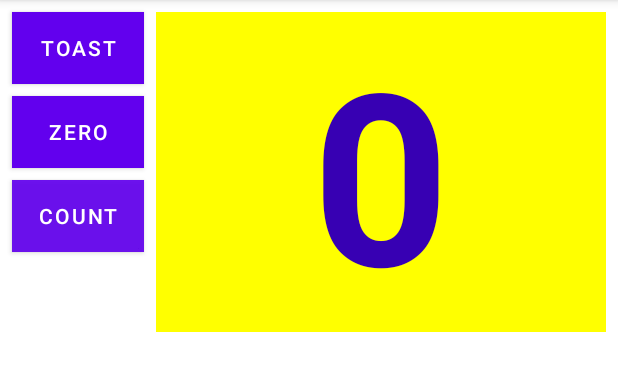
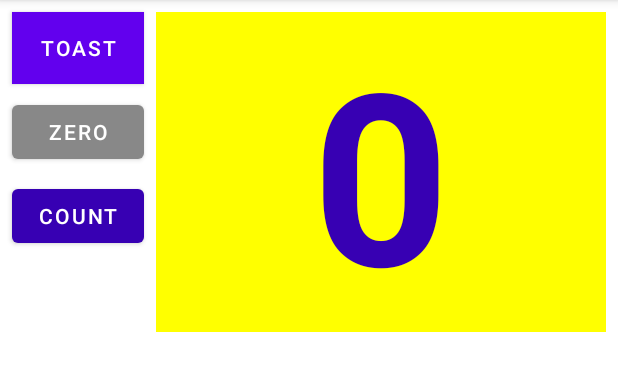
Before and after one commit to Aavash-KC/The-layout-editor, an Android app: the screen it shows after launch (MainActivity), on a phone screen of 412 x 824 dp, the part 84-475 px from its top. Run offline under Robolectric (Android 15) with nearby library versions, the phone set to English and light mode, and no system bars.

Commit message:
homework completed

```diff
--- a/app/src/main/java/com/example/hellotoast/MainActivity.java
+++ b/app/src/main/java/com/example/hellotoast/MainActivity.java
@@ -1,9 +1,12 @@
 package com.example.hellotoast;
 
 import androidx.appcompat.app.AppCompatActivity;
+import androidx.core.content.ContextCompat;
 
+import android.graphics.Color;
 import android.os.Bundle;
 import android.view.View;
+import android.widget.Button;
 import android.widget.TextView;
 import android.widget.Toast;
 
@@ -11,12 +14,19 @@ public class MainActivity extends AppCompatActivity {
 
     private int mCount = 0;
     private TextView mShowCount;
+    private Button buttonZero;
+    private Button buttonCount;
 
     @Override
     protected void onCreate(Bundle savedInstanceState) {
         super.onCreate(savedInstanceState);
         setContentView(R.layout.activity_main);
         mShowCount = (TextView) findViewById(R.id.show_count);
+        buttonZero =(Button) findViewById(R.id.button_zero);
+        buttonCount = (Button) findViewById(R.id.button_count);
+        buttonZero.setBackgroundColor(Color.GRAY);
+        buttonCount.setBackgroundColor(ContextCompat.getColor(this,R.color.purple_700));
+
     }
 
     public void showToast(View view) {
@@ -30,6 +40,15 @@ public class MainActivity extends AppCompatActivity {
         mCount++;
         if (this.mShowCount != null)
             this.mShowCount.setText(Integer.toString(mCount));
+        buttonZero.setBackgroundColor(ContextCompat.getColor(this,R.color.pink));
+        buttonCount.setBackgroundColor(ContextCompat.getColor(this,R.color.green));
 
     }
+
+    public void countZero(View view) {
+        mCount = 0;
+        this.mShowCount.setText(Integer.toString(mCount));
+        buttonZero.setBackgroundColor(Color.GRAY);
+        buttonCount.setBackgroundColor(ContextCompat.getColor(this,R.color.purple_700));
+    }
 }
--- a/app/src/main/res/layout-land/activity_main.xml
+++ b/app/src/main/res/layout-land/activity_main.xml
@@ -8,52 +8,56 @@
 
     <Button
         android:id="@+id/button_toast"
-        android:layout_width="match_parent"
+        android:layout_width="wrap_content"
+        android:layout_height="wrap_content"
+        android:layout_marginStart="8dp"
+        android:layout_marginTop="8dp"
+        android:background="@color/purple_500"
+        android:onClick="showToast"
+        android:text="@string/button_label_toast"
+        android:textColor="@android:color/white"
+        app:layout_constraintStart_toStartOf="parent"
+        app:layout_constraintTop_toTopOf="parent" />
+
+    <Button
+        android:id="@+id/button_count"
+        android:layout_width="wrap_content"
+        android:layout_height="wrap_content"
+        android:layout_marginStart="8dp"
+        android:layout_marginTop="8dp"
+        android:onClick="countUp"
+        android:text="@string/button_label_count"
+        android:textColor="@android:color/white"
+        app:layout_constraintStart_toStartOf="parent"
+        app:layout_constraintTop_toBottomOf="@+id/button_zero" />
+
+    <TextView
+        android:id="@+id/show_count"
+        android:layout_width="0dp"
         android:layout_height="wrap_content"
         android:layout_marginStart="8dp"
         android:layout_marginTop="8dp"
         android:layout_marginEnd="8dp"
-        android:background="@color/purple_500"
-        android:text="@string/button_label_toast"
-        android:textColor="@android:color/white"
+        android:background="#ffff00"
+        android:gravity="center"
+        android:text="@string/count_initial_value"
+        android:textColor="@color/purple_700"
+        android:textSize="160sp"
+        android:textStyle="bold"
         app:layout_constraintEnd_toEndOf="parent"
-        app:layout_constraintStart_toStartOf="parent"
-        app:layout_constraintTop_toTopOf="parent"
-        android:onClick="showToast"/>
+        app:layout_constraintStart_toEndOf="@+id/button_zero"
+        app:layout_constraintTop_toTopOf="parent" />
 
     <Button
-        android:id="@+id/button_count"
-        android:layout_width="match_parent"
+        android:id="@+id/button_zero"
+        android:layout_width="wrap_content"
         android:layout_height="wrap_content"
         android:layout_marginStart="8dp"
-        android:layout_marginEnd="8dp"
-        android:layout_marginBottom="8dp"
-        android:background="@color/purple_700"
-        android:text="@string/button_label_count"
+        android:layout_marginTop="8dp"
+        android:text="@string/button_label_zero"
+        android:onClick="countZero"
         android:textColor="@android:color/white"
-        app:layout_constraintBottom_toBottomOf="parent"
-        app:layout_constraintEnd_toEndOf="parent"
         app:layout_constraintStart_toStartOf="parent"
-        android:onClick="countUp"/>
-
-    <TextView
-        android:id="@+id/show_count"
-        android:layout_width="0dp"
-        android:layout_height="0dp"
-        android:layout_marginStart="8dp"
-        android:layout_marginTop="8dp"
-        android:layout_marginEnd="8dp"
-        android:layout_marginBottom="8dp"
-        android:background="#ffff00"
-        android:gravity="center_vertical"
-        android:text="@string/count_initial_value"
-        android:textAlignment="center"
-        android:textColor="@color/purple_700"
-        android:textSize="120sp"
-        android:textStyle="bold"
-        app:layout_constraintBottom_toTopOf="@+id/button_count"
-        app:layout_constraintEnd_toEndOf="parent"
-        app:layout_constraintStart_toStartOf="parent"
-        app:layout_constraintTop_toBottomOf="@+id/button_toast"/>
+        app:layout_constraintTop_toBottomOf="@+id/button_toast" />
 
 </androidx.constraintlayout.widget.ConstraintLayout>
--- a/app/src/main/res/layout-sw600dp/activity_main.xml
+++ b/app/src/main/res/layout-sw600dp/activity_main.xml
@@ -8,53 +8,61 @@
 
     <Button
         android:id="@+id/button_toast"
-        android:layout_width="388dp"
+        android:layout_width="wrap_content"
         android:layout_height="wrap_content"
         android:layout_marginStart="8dp"
         android:layout_marginTop="8dp"
-        android:background="@color/purple_700"
+        android:background="@color/purple_500"
         android:onClick="showToast"
         android:text="@string/button_label_toast"
         android:textColor="@android:color/white"
-        android:textSize="60sp"
-        app:layout_constraintEnd_toStartOf="@+id/button_count"
-        app:layout_constraintHorizontal_bias="0.5"
+        android:textSize="20sp"
         app:layout_constraintStart_toStartOf="parent"
         app:layout_constraintTop_toTopOf="parent" />
 
     <Button
         android:id="@+id/button_count"
-        android:layout_width="388dp"
+        android:layout_width="wrap_content"
         android:layout_height="wrap_content"
         android:layout_marginStart="8dp"
-        android:background="@color/purple_700"
+        android:layout_marginTop="8dp"
         android:onClick="countUp"
         android:text="@string/button_label_count"
         android:textColor="@android:color/white"
-        android:textSize="60sp"
-        app:layout_constraintBaseline_toBaselineOf="@+id/button_toast"
+        android:textSize="20sp"
         app:layout_constraintEnd_toEndOf="parent"
-        app:layout_constraintHorizontal_bias="0.5"
-        app:layout_constraintStart_toEndOf="@+id/button_toast" />
+        app:layout_constraintHorizontal_bias="0.0"
+        app:layout_constraintStart_toEndOf="@+id/button_zero"
+        app:layout_constraintTop_toTopOf="parent" />
 
     <TextView
         android:id="@+id/show_count"
-        android:layout_width="0dp"
-        android:layout_height="0dp"
-        android:layout_marginBottom="8dp"
-        android:layout_marginEnd="8dp"
+        android:layout_width="656dp"
+        android:layout_height="wrap_content"
         android:layout_marginStart="8dp"
         android:layout_marginTop="8dp"
-        android:background="#FFFF00"
-        android:gravity="center_vertical"
+        android:layout_marginEnd="8dp"
+        android:background="#ffff00"
+        android:gravity="center"
         android:text="@string/count_initial_value"
-        android:textAlignment="center"
         android:textColor="@color/purple_700"
         android:textSize="200sp"
         android:textStyle="bold"
-        app:layout_constraintBottom_toBottomOf="parent"
         app:layout_constraintEnd_toEndOf="parent"
         app:layout_constraintStart_toStartOf="parent"
-        app:layout_constraintTop_toBottomOf="@+id/button_toast" />
+        app:layout_constraintTop_toBottomOf="@+id/button_zero" />
+
+    <Button
+        android:id="@+id/button_zero"
+        android:layout_width="wrap_content"
+        android:layout_height="wrap_content"
+        android:layout_marginStart="8dp"
+        android:layout_marginTop="8dp"
+        android:onClick="countZero"
+        android:text="@string/button_label_zero"
+        android:textColor="@android:color/white"
+        android:textSize="20sp"
+        app:layout_constraintStart_toEndOf="@+id/button_toast"
+        app:layout_constraintTop_toTopOf="parent" />
 
 </androidx.constraintlayout.widget.ConstraintLayout>
--- a/app/src/main/res/layout/activity_main.xml
+++ b/app/src/main/res/layout/activity_main.xml
@@ -19,22 +19,28 @@
         app:layout_constraintStart_toStartOf="parent"
         app:layout_constraintTop_toTopOf="parent" />
 
+    <Button
+        android:id="@+id/button_count"
+        android:layout_width="wrap_content"
+        android:layout_height="wrap_content"
+        android:layout_marginStart="8dp"
+        android:layout_marginTop="8dp"
+        android:onClick="countUp"
+        android:text="@string/button_label_count"
+        android:textColor="@android:color/white"
+        app:layout_constraintStart_toStartOf="parent"
+        app:layout_constraintTop_toBottomOf="@+id/button_zero" />
+
     <TextView
         android:id="@+id/show_count"
         android:layout_width="0dp"
         android:layout_height="wrap_content"
-        android:layout_below="@+id/button_toast"
-        android:layout_alignParentStart="true"
-        android:layout_alignParentLeft="true"
         android:layout_marginStart="8dp"
         android:layout_marginTop="8dp"
         android:layout_marginEnd="8dp"
-        android:layout_weight="1"
         android:background="#ffff00"
-        android:gravity="center_vertical"
+        android:gravity="center"
         android:text="@string/count_initial_value"
-
-        android:textAlignment="center"
         android:textColor="@color/purple_700"
         android:textSize="160sp"
         android:textStyle="bold"
@@ -43,32 +49,15 @@
         app:layout_constraintTop_toTopOf="parent" />
 
     <Button
-        android:id="@+id/button_count"
-        android:layout_width="wrap_content"
-        android:layout_height="wrap_content"
-        android:layout_below="@+id/show_count"
-        android:layout_centerHorizontal="true"
-        android:layout_marginStart="8dp"
-        android:layout_marginTop="8dp"
-        android:background="#EB053A71"
-        android:onClick="countUp"
-        android:text="@string/button_label_count"
-        android:textColor="@android:color/white"
-        app:layout_constraintStart_toStartOf="parent"
-        app:layout_constraintTop_toBottomOf="@+id/button_zero" />
-
-    <Button
         android:id="@+id/button_zero"
         android:layout_width="wrap_content"
         android:layout_height="wrap_content"
         android:layout_marginStart="8dp"
         android:layout_marginTop="8dp"
-
-        android:background="@color/gray"
         android:text="@string/button_label_zero"
+        android:onClick="countZero"
         android:textColor="@android:color/white"
         app:layout_constraintStart_toStartOf="parent"
         app:layout_constraintTop_toBottomOf="@+id/button_toast" />
 
-
 </androidx.constraintlayout.widget.ConstraintLayout>
--- a/app/src/main/res/values/colors.xml
+++ b/app/src/main/res/values/colors.xml
@@ -9,4 +9,7 @@
     <color name="white">#FFFFFFFF</color>
     <color name="gray">#524F4F</color>
     <color name="blue">#00BCD4</color>
+    <color name="green">#0E8C1B</color>
+    <color name="pink">#D872EA</color>
+
 </resources>
```
